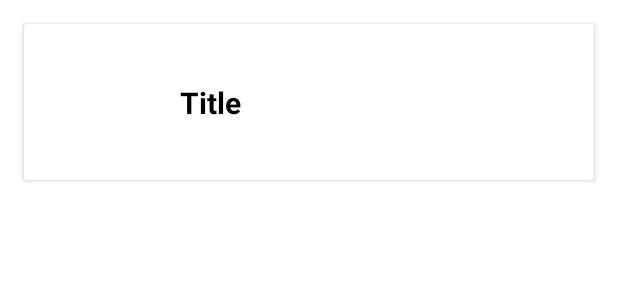
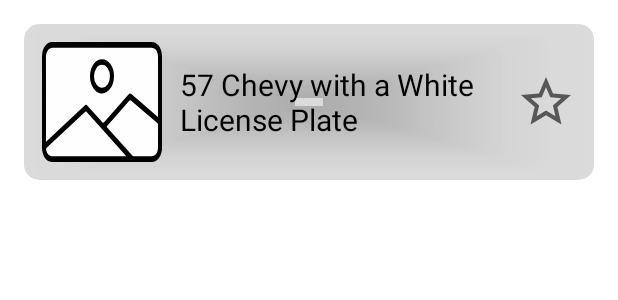
Before and after one commit to hventura/My-Cocktails, an Android app: the layout item_compact_drink.xml on its own in the app's theme, with its tools: preview values and no code run, on a phone screen of 412 x 824 dp. Shown: the top 300 px of the screen. Run offline under Robolectric (Android 15) with nearby library versions, the phone set to English and light mode, and no system bars.

Commit message:
[Development] Update repository: get from db or fetch from api; Update cocktail card: Add favourite image
Tempo: 2 horas 4 minutos

```diff
--- a/app/src/main/java/pt/hventura/mycoktails/authentication/AuthenticationActivity.kt
+++ b/app/src/main/java/pt/hventura/mycoktails/authentication/AuthenticationActivity.kt
@@ -27,7 +27,7 @@
     val viewModel: AuthenticationViewModel by viewModel()
     var userInfo: UserInfo? = null
 
-    val startForResult = registerForActivityResult(ActivityResultContracts.StartActivityForResult()) { result ->
+    private val startForResult = registerForActivityResult(ActivityResultContracts.StartActivityForResult()) { result ->
         if (result.resultCode == Activity.RESULT_OK) {
             Toast.makeText(this, "Login ok", Toast.LENGTH_SHORT).show()
         } else {
@@ -44,9 +44,8 @@
         binding = DataBindingUtil.setContentView(this, R.layout.activity_authentication)
 
         userInfo = PreferencesManager.retrieve<UserInfo?>("userData")
-        userInfo = null
-        Timber.e(userInfo.toString())
         if (userInfo != null) {
+            Timber.e(userInfo.toString())
             startActivity(Intent(this, CocktailsActivity::class.java))
             overridePendingTransition(0, 0)
             finish()
--- a/app/src/main/java/pt/hventura/mycoktails/base/BaseRecyclerViewAdapter.kt
+++ b/app/src/main/java/pt/hventura/mycoktails/base/BaseRecyclerViewAdapter.kt
@@ -66,4 +66,6 @@
     open fun getLifecycleOwner(): LifecycleOwner? {
         return null
     }
+
+
 }
--- a/app/src/main/java/pt/hventura/mycoktails/cocktails/listcocktails/CocktailListFragment.kt
+++ b/app/src/main/java/pt/hventura/mycoktails/cocktails/listcocktails/CocktailListFragment.kt
@@ -24,7 +24,6 @@
         binding = DataBindingUtil.inflate(layoutInflater, R.layout.fragment_cocktail_list, container, false)
         binding.viewModel = viewModel
 
-        Timber.i("I'm onCreateView")
         return binding.root
     }
 
@@ -32,12 +31,10 @@
         super.onViewCreated(view, savedInstanceState)
         binding.lifecycleOwner = this
         setupRecyclerView()
-        Timber.i("I'm onViewCreated and setting up recycler view")
     }
 
     override fun onResume() {
         super.onResume()
-        Timber.i("I'm resuming and getting data")
         viewModel.loadCocktails()
     }
 
--- a/app/src/main/java/pt/hventura/mycoktails/data/CocktailsRepository.kt
+++ b/app/src/main/java/pt/hventura/mycoktails/data/CocktailsRepository.kt
@@ -1,9 +1,10 @@
 package pt.hventura.mycoktails.data
 
+import pt.hventura.mycoktails.data.models.CategoryList
 import pt.hventura.mycoktails.data.models.ListByCategory
 import pt.hventura.mycoktails.data.models.Result
 
 interface CocktailsRepository {
+    suspend fun getCocktailsCategory(): Result<CategoryList>
     suspend fun getCocktailsList(): Result<ListByCategory>
-    suspend fun getCocktailsListDB(): Result<ListByCategory>
 }
--- a/app/src/main/java/pt/hventura/mycoktails/data/models/Drink.kt
+++ b/app/src/main/java/pt/hventura/mycoktails/data/models/Drink.kt
@@ -62,7 +62,8 @@
     val strImageSource: String?,
     val strImageAttribution: String?,
     val strCreativeCommonsConfirmed: String?,
-    val dateModified: String?
+    val dateModified: String?,
+    var isFavourite: Boolean = false
 )
 
 fun Drink.toDetail(): DrinkForDetail {
@@ -105,5 +106,6 @@
         strImageAttribution,
         strCreativeCommonsConfirmed,
         dateModified,
+        isFavourite
     )
 }
--- a/app/src/main/java/pt/hventura/mycoktails/data/models/DrinkForDetail.kt
+++ b/app/src/main/java/pt/hventura/mycoktails/data/models/DrinkForDetail.kt
@@ -25,4 +25,5 @@
     val strImageAttribution: String?,
     val strCreativeCommonsConfirmed: String?,
     val dateModified: String?,
+    var isFavourite: Boolean = false
 )
--- a/app/src/main/java/pt/hventura/mycoktails/data/models/ListByCategory.kt
+++ b/app/src/main/java/pt/hventura/mycoktails/data/models/ListByCategory.kt
@@ -13,7 +13,8 @@
     val idDrink: String,
     val strDrink: String,
     val strDrinkThumb: String,
-    val existsInDB: Boolean = false
+    var existsInDB: Boolean = false,
+    var favourite: Boolean = false
 ) {
     fun getImgPreview(): String {
         return "$strDrinkThumb/preview"
--- /dev/null
+++ b/app/src/main/res/drawable/ic_no_favorite.xml
@@ -0,0 +1,10 @@
+<vector xmlns:android="http://schemas.android.com/apk/res/android"
+    android:width="24dp"
+    android:height="24dp"
+    android:viewportWidth="24"
+    android:viewportHeight="24"
+    android:tint="?attr/colorControlNormal">
+  <path
+      android:fillColor="@android:color/white"
+      android:pathData="M22,9.24l-7.19,-0.62L12,2 9.19,8.63 2,9.24l5.46,4.73L5.82,21 12,17.27 18.18,21l-1.63,-7.03L22,9.24zM12,15.4l-3.76,2.27 1,-4.28 -3.32,-2.88 4.38,-0.38L12,6.1l1.71,4.04 4.38,0.38 -3.32,2.88 1,4.28L12,15.4z"/>
+</vector>
--- a/app/src/main/res/layout/item_compact_drink.xml
+++ b/app/src/main/res/layout/item_compact_drink.xml
@@ -16,7 +16,13 @@
         android:layout_width="match_parent"
         android:layout_height="wrap_content"
         android:layout_margin="@dimen/margin_normal"
-        android:fadeVisible="@{true}">
+        android:fadeVisible="@{true}"
+        android:shadowColor="@color/primaryColor"
+        android:shadowDx="10"
+        android:shadowDy="20"
+        android:shadowRadius="10"
+        app:cardBackgroundColor="@color/cardColor"
+        app:cardCornerRadius="10dp">
 
         <androidx.constraintlayout.widget.ConstraintLayout
             android:layout_width="match_parent"
@@ -27,25 +33,40 @@
                 android:id="@+id/compactDrinkThumb"
                 android:layout_width="80dp"
                 android:layout_height="80dp"
+                android:contentDescription="@string/preview_description"
                 android:scaleType="fitXY"
                 android:urlImage="@{item.imgPreview}"
                 app:layout_constraintBottom_toBottomOf="parent"
                 app:layout_constraintStart_toStartOf="parent"
-                app:layout_constraintTop_toTopOf="parent" />
+                app:layout_constraintTop_toTopOf="parent"
+                tools:src="@drawable/ic_deafult_img" />
 
             <TextView
                 android:id="@+id/title"
-                android:layout_width="wrap_content"
-                android:layout_height="wrap_content"
+                android:layout_width="0dp"
+                android:layout_height="match_parent"
                 android:layout_marginStart="@dimen/padding_normal"
+                android:gravity="start"
+                android:maxLines="2"
                 android:text="@{item.strDrink}"
                 android:textColor="@android:color/black"
                 android:textSize="@dimen/text_subtitle"
-                android:textStyle="bold"
                 app:layout_constraintBottom_toBottomOf="parent"
+                app:layout_constraintEnd_toStartOf="@id/favourite"
                 app:layout_constraintStart_toEndOf="@id/compactDrinkThumb"
                 app:layout_constraintTop_toTopOf="parent"
-                tools:text="Title" />
+                tools:text="57 Chevy with a White License Plate" />
+
+            <ImageView
+                android:id="@+id/favourite"
+                android:layout_width="40dp"
+                android:layout_height="40dp"
+                android:background="@drawable/ic_no_favorite"
+                android:contentDescription="@string/favourite_description"
+                app:layout_constraintBottom_toBottomOf="parent"
+                app:layout_constraintEnd_toEndOf="parent"
+                app:layout_constraintStart_toEndOf="@id/title"
+                app:layout_constraintTop_toTopOf="parent" />
 
         </androidx.constraintlayout.widget.ConstraintLayout>
     </androidx.cardview.widget.CardView>
--- a/app/src/main/res/values/colors.xml
+++ b/app/src/main/res/values/colors.xml
@@ -7,4 +7,6 @@
     <color name="menuBackgroundColor">#EDEDED</color>
     <color name="onPrimary">#878787</color>
     <color name="errorColor">#DB4437</color>
+    <color name="cardColor">#34515151</color>
+    <color name="favouriteColor">#FFC107</color>
 </resources>
--- a/app/src/main/res/values/strings.xml
+++ b/app/src/main/res/values/strings.xml
@@ -14,6 +14,8 @@
 
     <!-- List Cocktails -->
     <string name="list_cocktails">List of Cocktails</string>
+    <string name="preview_description">Image thumbnail of cocktail</string>
+    <string name="favourite_description">Favourite Icon. Click to add to favourites list</string>
     <string name="no_data">No data found</string>
 
     <!-- Random Cocktail -->
--- a/build.gradle
+++ b/build.gradle
@@ -1,6 +1,6 @@
 buildscript {
     dependencies {
-        classpath "androidx.navigation:navigation-safe-args-gradle-plugin:2.5.0-alpha04"
+        classpath "androidx.navigation:navigation-safe-args-gradle-plugin:2.5.0-beta01"
         classpath 'com.google.gms:google-services:4.3.10'
     }
 }
```
Also changed, not shown: app/build.gradle (+5 -5 lines), app/src/main/java/pt/hventura/mycoktails/cocktails/listcocktails/CocktailListViewModel.kt (+9 -17 lines), app/src/main/java/pt/hventura/mycoktails/data/CocktailsRepositoryImpl.kt (+24 -19 lines), app/src/main/java/pt/hventura/mycoktails/data/database/dao/CocktailsDao.kt (+11 -1 lines), app/src/main/res/drawable/ic_favourite.xml (added, +10 -0 lines).
